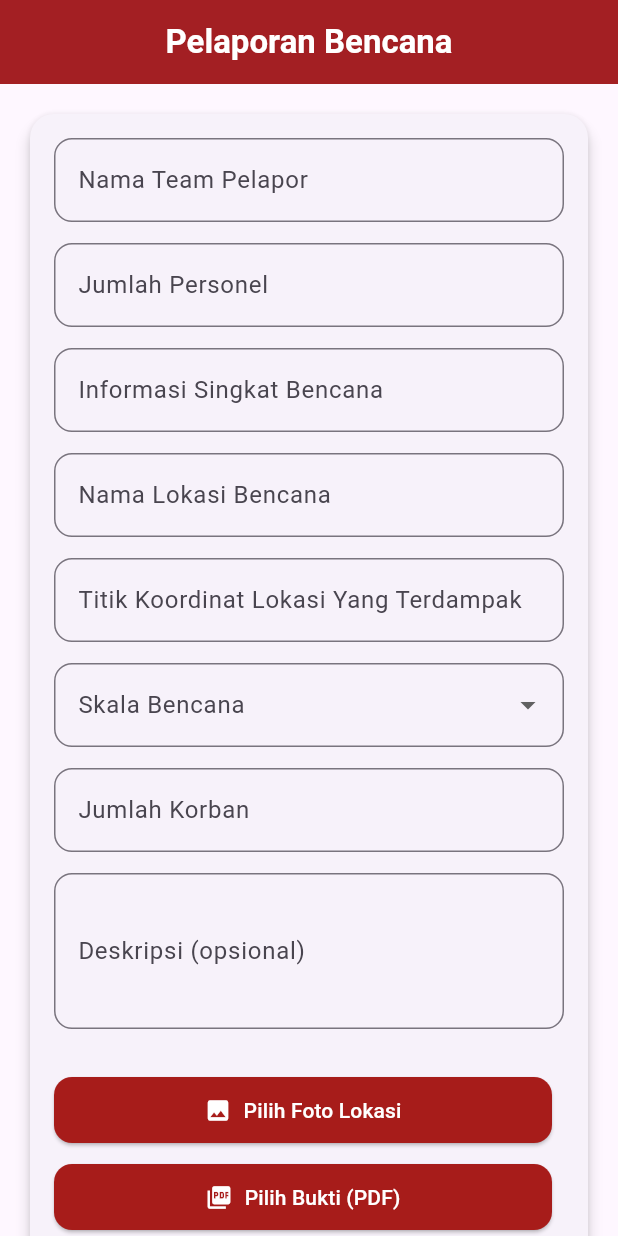
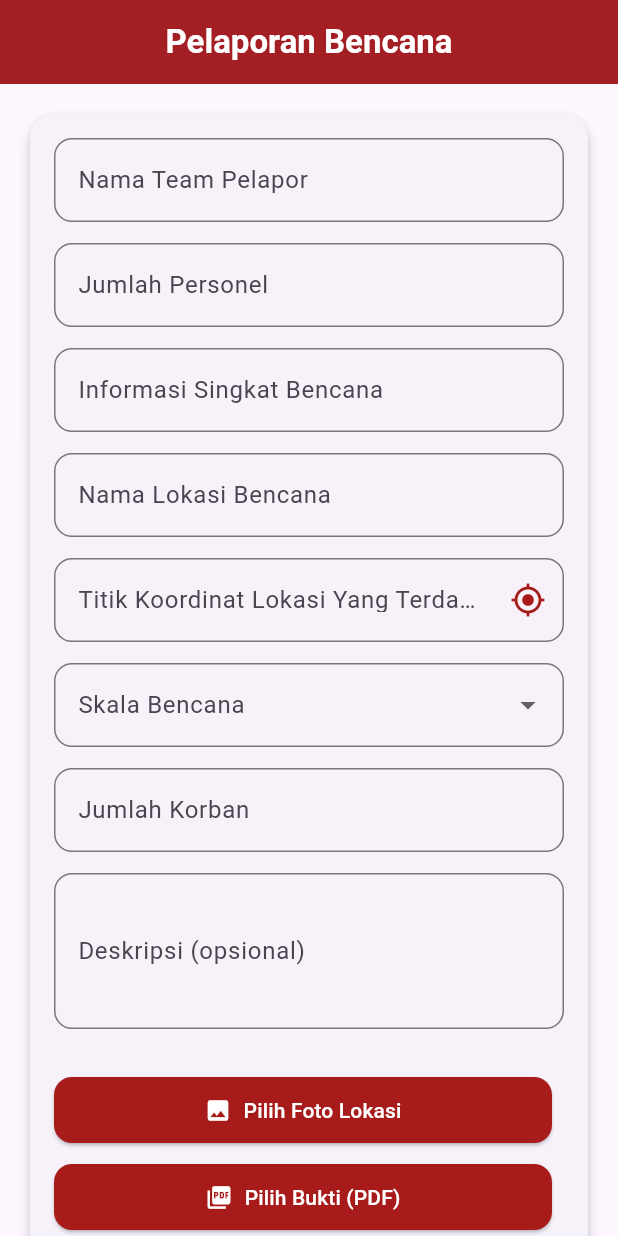
Before and after one commit to gibranaja27/astacala_rescue_mobile_flutter_Gibran, a Flutter app: the ReportScreen screen opened directly, on a phone screen of 412 x 824 dp. Run offline on Flutter 3.47's test engine with Material 3 defaults, Android fonts, the phone set to English and light mode, and no system bars; our stand-ins replace dio, file_picker, flutter_map, geolocator, image_picker, latlong2 and 1 more; accounts and stored records are empty.

Commit message:
commit/12/12/2025/23:38:00

```diff
--- a/lib/screen/report_screen.dart
+++ b/lib/screen/report_screen.dart
@@ -5,6 +5,7 @@ import 'package:file_picker/file_picker.dart';
 import 'package:path/path.dart' as p;
 import 'package:dio/dio.dart';
 import 'package:http_parser/http_parser.dart';
+import 'package:geolocator/geolocator.dart';
 import '../service/api_service.dart';
 
 class ReportScreen extends StatefulWidget {
@@ -130,6 +131,53 @@ class _ReportScreenState extends State<ReportScreen> {
       setState(() => _loading = false);
     }
   }
+  Future<void> _getCurrentLocation() async {
+  bool serviceEnabled;
+  LocationPermission permission;
+
+  // Cek apakah GPS aktif
+  serviceEnabled = await Geolocator.isLocationServiceEnabled();
+  if (!serviceEnabled) {
+    ScaffoldMessenger.of(context).showSnackBar(
+      SnackBar(content: Text("GPS tidak aktif, aktifkan terlebih dahulu"))
+    );
+    return;
+  }
+
+  // Cek permission
+  permission = await Geolocator.checkPermission();
+  if (permission == LocationPermission.denied) {
+    permission = await Geolocator.requestPermission();
+    if (permission == LocationPermission.denied) {
+      ScaffoldMessenger.of(context).showSnackBar(
+        SnackBar(content: Text("Izin lokasi ditolak"))
+      );
+      return;
+    }
+  }
+
+  if (permission == LocationPermission.deniedForever) {
+    ScaffoldMessenger.of(context).showSnackBar(
+      SnackBar(content: Text("Izin lokasi ditolak permanen. Aktifkan via Settings."))
+    );
+    return;
+  }
+
+  // Ambil lokasi
+  final position = await Geolocator.getCurrentPosition(
+    desiredAccuracy: LocationAccuracy.high,
+  );
+
+  setState(() {
+    _titikKordinatController.text =
+        "${position.latitude}, ${position.longitude}";
+  });
+
+  ScaffoldMessenger.of(context).showSnackBar(
+    SnackBar(content: Text("Lokasi berhasil diambil"))
+  );
+}
+
 
   @override
   Widget build(BuildContext context) {
@@ -169,8 +217,29 @@ class _ReportScreenState extends State<ReportScreen> {
                   _buildTextField(
                       _infoSingkatController, 'Informasi Singkat Bencana'),
                   _buildTextField(_lokasiController, 'Nama Lokasi Bencana'),
-                  _buildTextField(_titikKordinatController,
-                      'Titik Koordinat Lokasi Yang Terdampak'),
+                  Padding(
+                    padding: const EdgeInsets.only(bottom: 14),
+                    child: TextFormField(
+                      controller: _titikKordinatController,
+                      readOnly: true,
+                      decoration: InputDecoration(
+                        labelText: 'Titik Koordinat Lokasi Yang Terdampak',
+                        border: OutlineInputBorder(
+                            borderRadius: BorderRadius.circular(12)),
+                        suffixIcon: IconButton(
+                          icon: Icon(Icons.my_location, color: maroon),
+                          onPressed: _getCurrentLocation,
+                        ),
+                        focusedBorder: OutlineInputBorder(
+                          borderSide:
+                              BorderSide(color: maroon, width: 2),
+                          borderRadius: BorderRadius.circular(12),
+                        ),
+                      ),
+                      validator: (v) =>
+                          (v == null || v.isEmpty) ? 'Wajib diisi' : null,
+                    ),
+                  ),
                   Padding(
                     padding: const EdgeInsets.only(bottom: 14),
                     child: DropdownButtonFormField<String>(
--- a/pubspec.yaml
+++ b/pubspec.yaml
@@ -40,6 +40,7 @@ dependencies:
   http_parser: ^4.0.2
   flutter_map: ^6.1.0
   latlong2: ^0.9.0
+  geolocator: ^12.0.0
 
 
 
```
Also changed, not shown: pubspec.lock, 6 other files.
